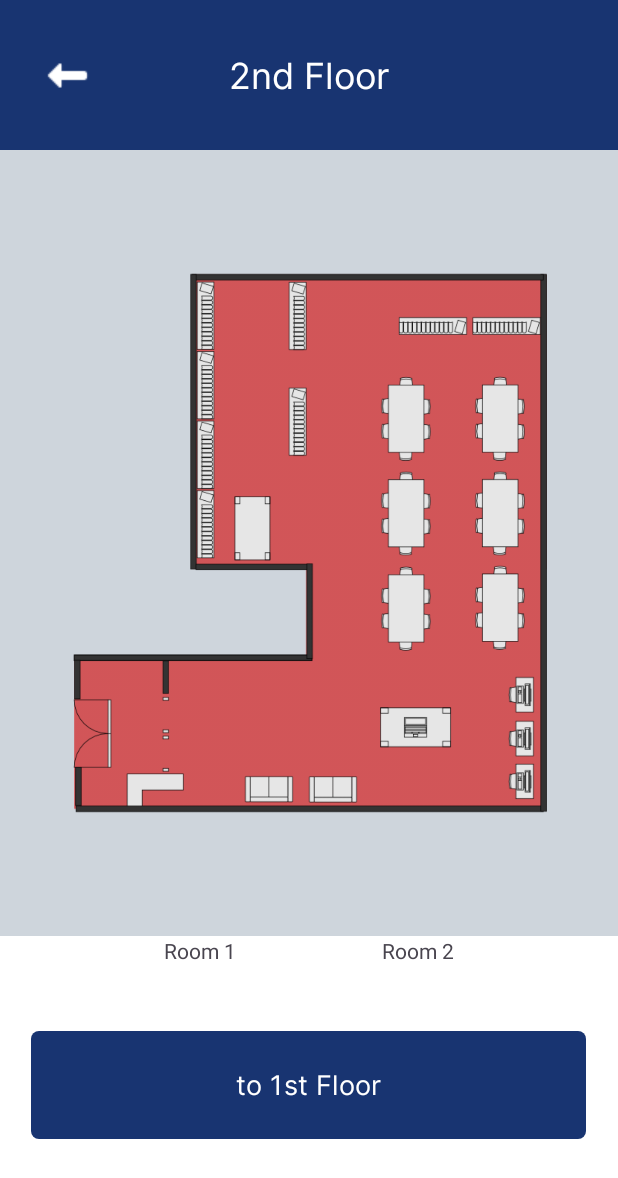
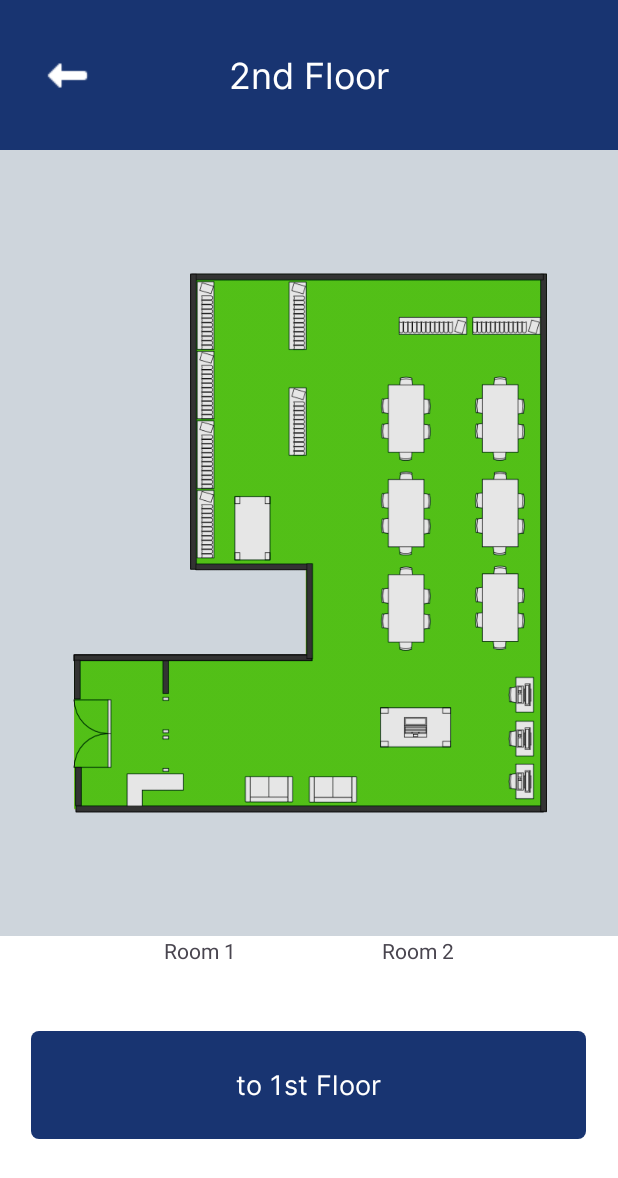
Before and after one commit to lonewanderer27/crowdCheck, an Android app: the layout activity_library2.xml on its own in the app's theme, with its tools: preview values and no code run, on a phone screen of 412 x 824 dp. Shown: the top 1178 px of the screen. Run offline under Robolectric (Android 15) with nearby library versions, the phone set to English and light mode, and no system bars.

Commit message:
feat: library2activity

```diff
--- a/app/src/main/java/com/example/customchu/library2Activity.java
+++ b/app/src/main/java/com/example/customchu/library2Activity.java
@@ -10,6 +10,7 @@ import android.util.Log;
 import android.view.View;
 import android.widget.Button;
 import android.widget.ImageButton;
+import android.widget.ImageView;
 import android.widget.TextView;
 
 import com.google.firebase.database.DataSnapshot;
@@ -20,6 +21,9 @@ import com.google.firebase.database.ValueEventListener;
 
 public class library2Activity extends AppCompatActivity {
 
+    ImageView lowCrowd;
+    ImageView midCrowd;
+    ImageView hiCrowd;
     ImageButton mapBack;
     Button btn1stFloor;
     int libRoom1, libRoom2;
@@ -37,20 +41,21 @@ public class library2Activity extends AppCompatActivity {
         });
 
         btn1stFloor = findViewById(R.id.btn1stFloor);
-        btn1stFloor.setOnClickListener(new View.OnClickListener() {
-            @Override
-            public void onClick(View view) {
-                Intent intent = new Intent(library2Activity.this, mapActivity.class);
-                startActivity(intent);
-            }
+        btn1stFloor.setOnClickListener(view -> {
+            Intent intent = new Intent(library2Activity.this, mapActivity.class);
+            startActivity(intent);
         });
 
         room1Count = findViewById(R.id.room1Count);
         room2Count = findViewById(R.id.room2Count);
 
+        lowCrowd = findViewById(R.id.imageView17);
+        midCrowd = findViewById(R.id.imageView16);
+        hiCrowd = findViewById(R.id.imageView9);
+
         databaseFacility = FirebaseDatabase.getInstance().getReference();
-        DatabaseReference room1 = databaseFacility.child("Room1").child("Current");
-        DatabaseReference room2 = databaseFacility.child("Room2").child("Current");
+        DatabaseReference room1 = databaseFacility.child("Rooms").child("GF").child("Current");
+        DatabaseReference room2 = databaseFacility.child("Rooms").child("2F").child("Current");
 
         ValueEventListener postListener = new ValueEventListener() {
             @Override
@@ -72,6 +77,25 @@ public class library2Activity extends AppCompatActivity {
             public void onDataChange(DataSnapshot dataSnapshot) {
                 room2Count.setText(dataSnapshot.getValue() + "");
                 libRoom2 = Integer.parseInt(dataSnapshot.getValue() + "");
+                if (libRoom2 < 26)
+                {
+                    lowCrowd.setVisibility(View.VISIBLE);
+                    midCrowd.setVisibility(View.INVISIBLE);
+                    hiCrowd.setVisibility(View.INVISIBLE);
+
+                }
+                else if (libRoom2 < 51)
+                {
+                    lowCrowd.setVisibility(View.INVISIBLE);
+                    midCrowd.setVisibility(View.VISIBLE);
+                    hiCrowd.setVisibility(View.INVISIBLE);
+                }
+                else
+                {
+                    lowCrowd.setVisibility(View.INVISIBLE);
+                    midCrowd.setVisibility(View.INVISIBLE);
+                    hiCrowd.setVisibility(View.VISIBLE);
+                }
             }
             @Override
             public void onCancelled(DatabaseError databaseError) {
--- a/app/src/main/res/layout/activity_library2.xml
+++ b/app/src/main/res/layout/activity_library2.xml
@@ -1,104 +1,13 @@
-<?xml version="1.0" encoding="utf-8"?>
-<androidx.constraintlayout.widget.ConstraintLayout xmlns:android="http://schemas.android.com/apk/res/android"
-    xmlns:app="http://schemas.android.com/apk/res-auto"
-    xmlns:tools="http://schemas.android.com/tools"
-    android:layout_width="match_parent"
-    android:layout_height="match_parent">
-
-    <View
-        android:id="@+id/view6"
-        android:layout_width="wrap_content"
-        android:layout_height="wrap_content"
-        android:background="@color/bg" />
-
-    <View
-        android:id="@+id/view8"
-        android:layout_width="wrap_content"
-        android:layout_height="100dp"
-        android:background="@color/blue" />
-
-    <View
-        android:id="@+id/view10"
-        android:layout_width="wrap_content"
-        android:layout_height="200dp"
-        android:background="@color/white"
-        app:layout_constraintBottom_toBottomOf="@+id/view6"
-        app:layout_constraintEnd_toEndOf="parent"
-        app:layout_constraintStart_toStartOf="parent" />
-
-    <ImageButton
-        android:id="@+id/mapBack"
-        android:layout_width="wrap_content"
-        android:layout_height="wrap_content"
-        android:layout_marginStart="30dp"
-        android:layout_marginLeft="30dp"
-        android:background="#00FFFFFF"
-        app:layout_constraintBottom_toBottomOf="@+id/view8"
-        app:layout_constraintStart_toStartOf="parent"
-        app:layout_constraintTop_toTopOf="parent"
-        app:srcCompat="@drawable/icons8_back_30" />
-
-    <TextView
-        android:id="@+id/floornumber"
-        android:layout_width="wrap_content"
-        android:layout_height="wrap_content"
-        android:fontFamily="@font/interreg"
-        android:text="2nd Floor"
-        android:textColor="@color/white"
-        android:textSize="24dp"
-        app:layout_constraintBottom_toBottomOf="@+id/view8"
-        app:layout_constraintEnd_toEndOf="parent"
-        app:layout_constraintStart_toStartOf="@+id/view8"
-        app:layout_constraintTop_toTopOf="@+id/view6" />
-
-
-    <Button
-        android:id="@+id/btn1stFloor"
-        android:layout_width="370dp"
-        android:layout_height="80dp"
-        android:layout_marginTop="52dp"
-        android:clickable="true"
-        android:fontFamily="@font/interreg"
-        android:text="to 1st Floor"
-        android:textSize="18dp"
-        app:backgroundTint="@color/blue"
-        app:cornerRadius="5dp"
-        app:layout_constraintBottom_toBottomOf="@+id/view6"
-        app:layout_constraintEnd_toEndOf="parent"
-        app:layout_constraintHorizontal_bias="0.487"
-        app:layout_constraintStart_toStartOf="parent"
-        app:layout_constraintTop_toTopOf="@+id/view10"
-        app:layout_constraintVertical_bias="0.110000014" />
-
-    <ImageView
-        android:id="@+id/imageView9"
-        android:layout_width="334dp"
-        android:layout_height="360dp"
-        android:scaleType="fitCenter"
-        app:layout_constraintBottom_toTopOf="@+id/view10"
-        app:layout_constraintEnd_toEndOf="@+id/view6"
-        app:layout_constraintStart_toStartOf="parent"
-        app:layout_constraintTop_toBottomOf="@+id/view8"
-        app:srcCompat="@drawable/red" />
-
-    <TextView
-        android:id="@+id/room1Count"
-        android:layout_width="wrap_content"
-        android:layout_height="wrap_content"
-        android:text="Room 1"
-        app:layout_constraintEnd_toEndOf="parent"
-        app:layout_constraintHorizontal_bias="0.3"
-        app:layout_constraintStart_toStartOf="parent"
-        app:layout_constraintTop_toTopOf="@+id/view10" />
-
-    <TextView
-        android:id="@+id/room2Count"
-        android:layout_width="wrap_content"
-        android:layout_height="wrap_content"
-        android:text="Room 2"
-        app:layout_constraintEnd_toEndOf="parent"
-        app:layout_constraintHorizontal_bias="0.7"
-        app:layout_constraintStart_toStartOf="parent"
-        app:layout_constraintTop_toTopOf="@+id/view10" />
-
+<androidx.constraintlayout.widget.ConstraintLayout xmlns:android="http://schemas.android.com/apk/res/android" xmlns:app="http://schemas.android.com/apk/res-auto" xmlns:tools="http://schemas.android.com/tools" android:layout_width="match_parent" android:layout_height="match_parent">
+    <View android:id="@+id/view6" android:layout_width="wrap_content" android:layout_height="wrap_content" android:background="@color/bg"/>
+    <View android:id="@+id/view8" android:layout_width="wrap_content" android:layout_height="100dp" android:background="@color/blue"/>
+    <View android:id="@+id/view10" android:layout_width="wrap_content" android:layout_height="200dp" android:background="@color/white" app:layout_constraintBottom_toBottomOf="@+id/view6" app:layout_constraintEnd_toEndOf="parent" app:layout_constraintStart_toStartOf="parent"/>
+    <ImageButton android:id="@+id/mapBack" android:layout_width="wrap_content" android:layout_height="wrap_content" android:layout_marginStart="30dp" android:layout_marginLeft="30dp" android:background="#00FFFFFF" app:layout_constraintBottom_toBottomOf="@+id/view8" app:layout_constraintStart_toStartOf="parent" app:layout_constraintTop_toTopOf="parent" app:srcCompat="@drawable/icons8_back_30"/>
+    <TextView android:id="@+id/floornumber" android:layout_width="wrap_content" android:layout_height="wrap_content" android:fontFamily="@font/interreg" android:text="2nd Floor" android:textColor="@color/white" android:textSize="24dp" app:layout_constraintBottom_toBottomOf="@+id/view8" app:layout_constraintEnd_toEndOf="parent" app:layout_constraintStart_toStartOf="@+id/view8" app:layout_constraintTop_toTopOf="@+id/view6"/>
+    <Button android:id="@+id/btn1stFloor" android:layout_width="370dp" android:layout_height="80dp" android:layout_marginTop="52dp" android:clickable="true" android:fontFamily="@font/interreg" android:text="to 1st Floor" android:textSize="18dp" app:backgroundTint="@color/blue" app:cornerRadius="5dp" app:layout_constraintBottom_toBottomOf="@+id/view6" app:layout_constraintEnd_toEndOf="parent" app:layout_constraintHorizontal_bias="0.487" app:layout_constraintStart_toStartOf="parent" app:layout_constraintTop_toTopOf="@+id/view10" app:layout_constraintVertical_bias="0.110000014"/>
+    <ImageView android:id="@+id/imageView9" android:layout_width="334dp" android:layout_height="360dp" android:scaleType="fitCenter" app:layout_constraintBottom_toTopOf="@+id/view10" app:layout_constraintEnd_toEndOf="@+id/view6" app:layout_constraintStart_toStartOf="parent" app:layout_constraintTop_toBottomOf="@+id/view8" app:srcCompat="@drawable/red"/>
+    <ImageView android:id="@+id/imageView16" android:layout_width="334dp" android:layout_height="360dp" android:scaleType="fitCenter" app:layout_constraintBottom_toTopOf="@+id/view10" app:layout_constraintEnd_toEndOf="@+id/view6" app:layout_constraintStart_toStartOf="parent" app:layout_constraintTop_toBottomOf="@+id/view8" app:srcCompat="@drawable/yellow"/>
+    <ImageView android:id="@+id/imageView17" android:layout_width="334dp" android:layout_height="360dp" android:scaleType="fitCenter" app:layout_constraintBottom_toTopOf="@+id/view10" app:layout_constraintEnd_toEndOf="@+id/view6" app:layout_constraintStart_toStartOf="parent" app:layout_constraintTop_toBottomOf="@+id/view8" app:srcCompat="@drawable/firstfloorgreen"/>
+    <TextView android:id="@+id/room1Count" android:layout_width="wrap_content" android:layout_height="wrap_content" android:text="Room 1" app:layout_constraintEnd_toEndOf="parent" app:layout_constraintHorizontal_bias="0.3" app:layout_constraintStart_toStartOf="parent" app:layout_constraintTop_toTopOf="@+id/view10"/>
+    <TextView android:id="@+id/room2Count" android:layout_width="wrap_content" android:layout_height="wrap_content" android:text="Room 2" app:layout_constraintEnd_toEndOf="parent" app:layout_constraintHorizontal_bias="0.7" app:layout_constraintStart_toStartOf="parent" app:layout_constraintTop_toTopOf="@+id/view10"/>
 </androidx.constraintlayout.widget.ConstraintLayout>
```
